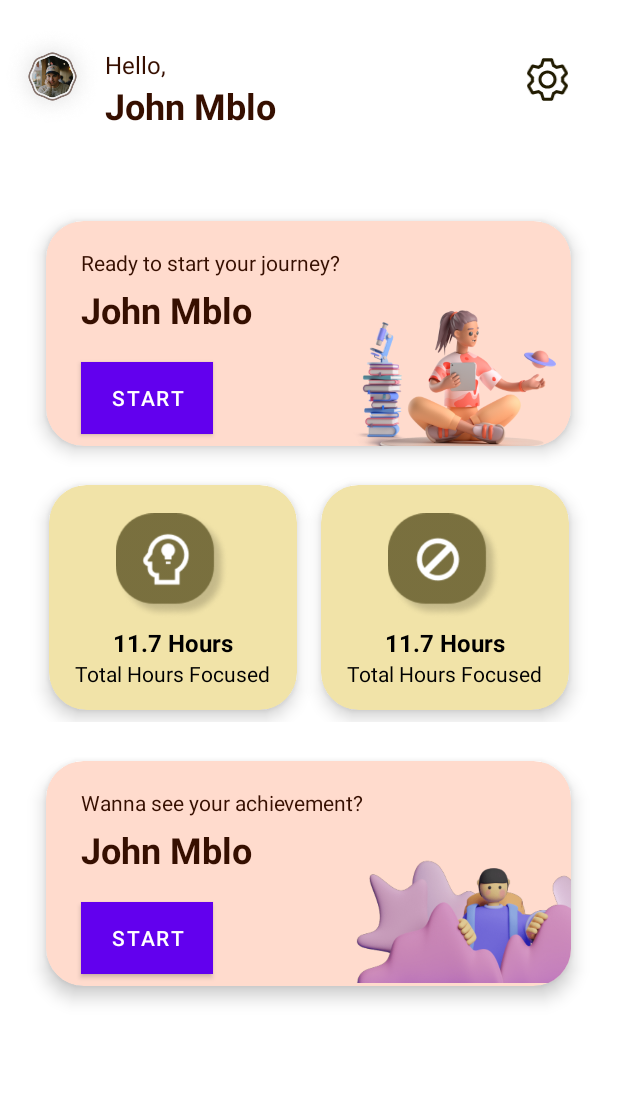
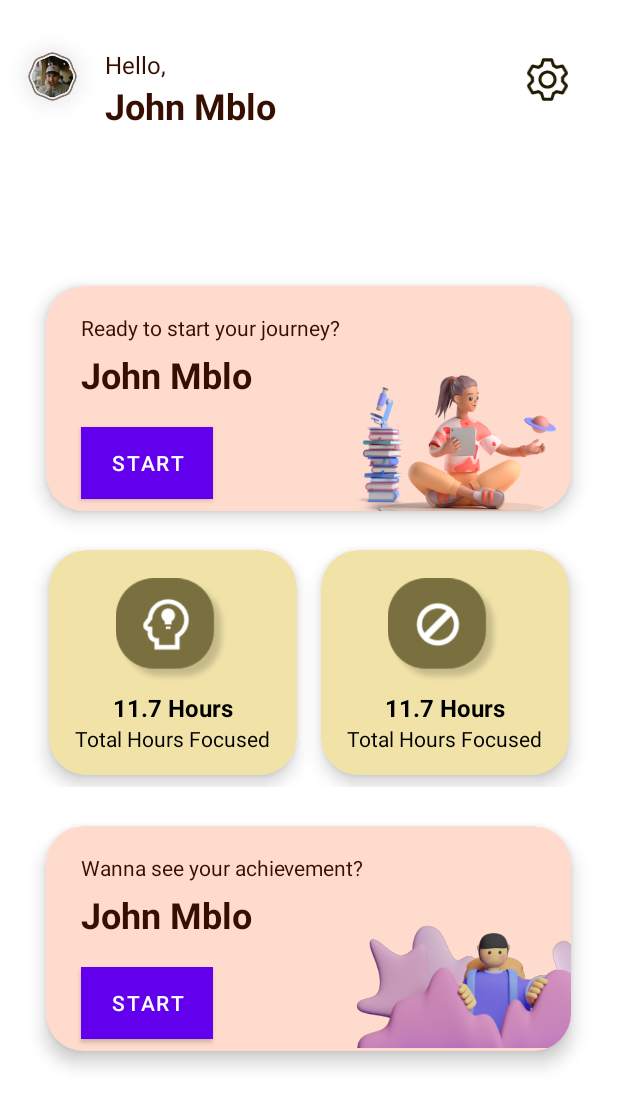
Before and after one commit to FokusIn-C23-C122/fokusin-app, an Android app built with Jetpack Compose: the layout fragment_home.xml on its own in the app's theme, with its tools: preview values and no code run, on a phone screen of 412 x 824 dp. Shown: the top 1107 px of the screen. Run offline under Robolectric (Android 15) with nearby library versions, the phone set to English and light mode, and no system bars.

Commit message:
fix screen

```diff
--- a/app/src/main/res/layout/activity_main.xml
+++ b/app/src/main/res/layout/activity_main.xml
@@ -9,8 +9,8 @@
 
     <FrameLayout
         android:id="@+id/konten"
-        android:layout_width="wrap_content"
-        android:layout_height="wrap_content"
+        android:layout_width="match_parent"
+        android:layout_height="match_parent"
         app:layout_constraintBottom_toTopOf="@+id/nav"
         app:layout_constraintEnd_toEndOf="parent"
         app:layout_constraintHorizontal_bias="0.5"
--- a/app/src/main/res/layout/fragment_home.xml
+++ b/app/src/main/res/layout/fragment_home.xml
@@ -1,5 +1,5 @@
 <?xml version="1.0" encoding="utf-8"?>
-<androidx.constraintlayout.widget.ConstraintLayout xmlns:android="http://schemas.android.com/apk/res/android"
+<LinearLayout xmlns:android="http://schemas.android.com/apk/res/android"
     xmlns:app="http://schemas.android.com/apk/res-auto"
     xmlns:tools="http://schemas.android.com/tools"
     android:layout_width="match_parent"
@@ -273,4 +273,4 @@
         </androidx.cardview.widget.CardView>
 
     </LinearLayout>
-</androidx.constraintlayout.widget.ConstraintLayout>
+</LinearLayout>
```
